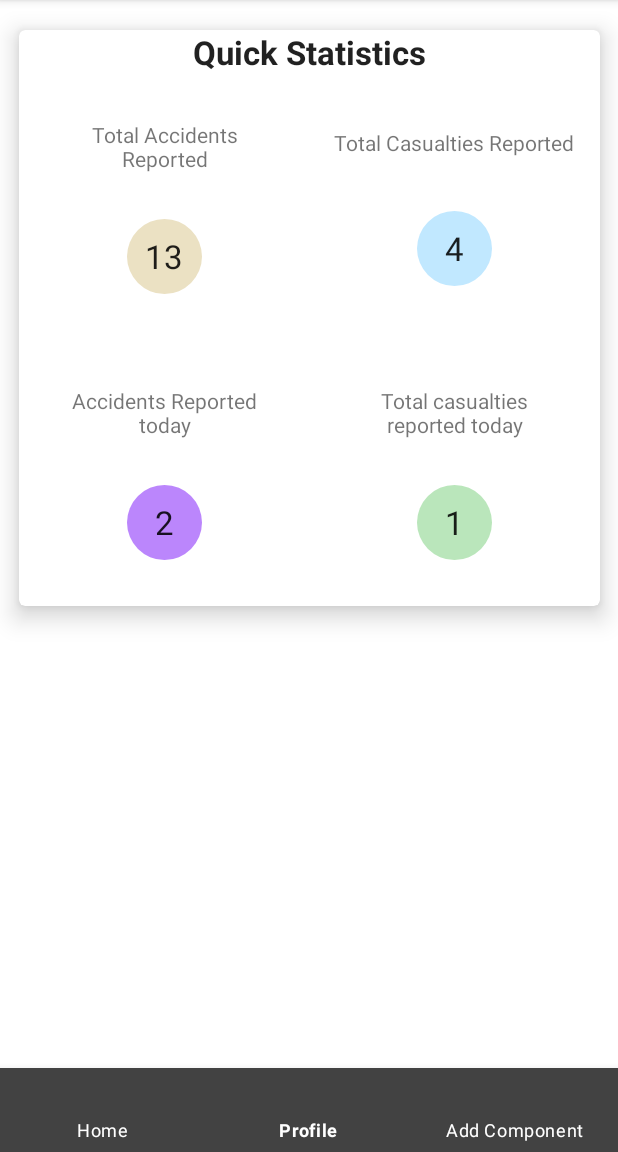
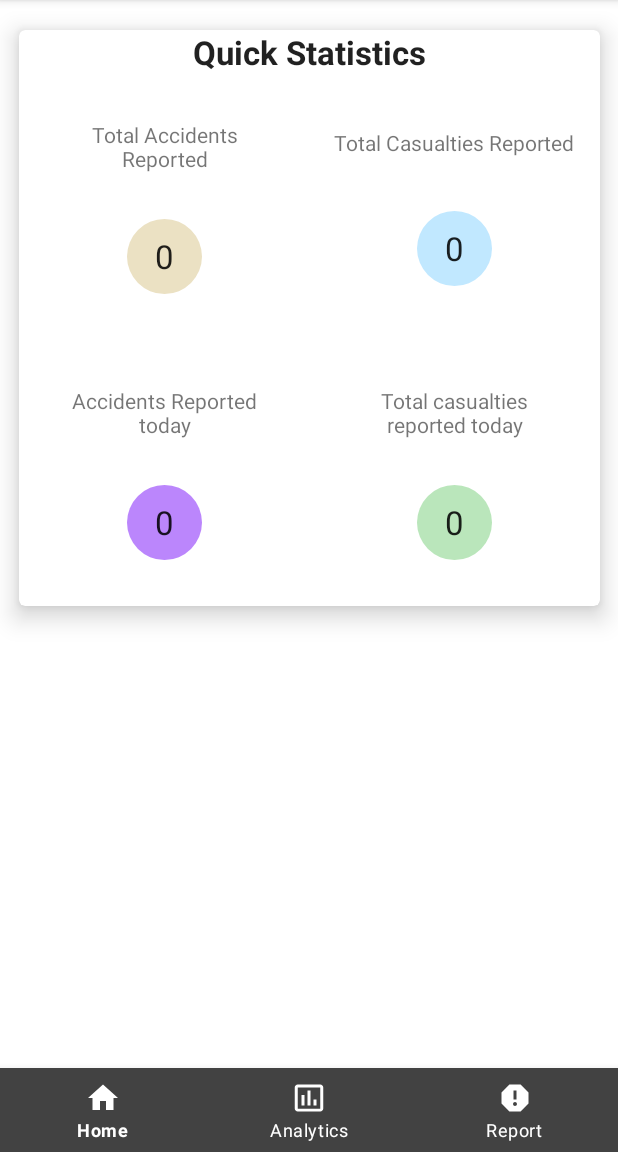
Before and after one commit to vikie1/school-project, an Android app: the screen it shows after launch (MainActivity), item 2 of the bottom bar chosen, on a phone screen of 412 x 824 dp, the part 84-1236 px from its top. Run offline under Robolectric (Android 15) with nearby library versions, the phone set to English and light mode, and no system bars.

Commit message:
add bottom navigation view and functionality

```diff
--- a/AccidentTracking/app/src/main/java/com/example/accidenttracking/MainActivity.java
+++ b/AccidentTracking/app/src/main/java/com/example/accidenttracking/MainActivity.java
@@ -6,6 +6,7 @@ import android.content.Intent;
 import android.os.Bundle;
 
 import com.example.accidenttracking.controller.accident.AddNewAccidentActivity;
+import com.example.accidenttracking.controller.common.BottomNav;
 
 public class MainActivity extends AppCompatActivity {
 
@@ -14,6 +15,6 @@ public class MainActivity extends AppCompatActivity {
         super.onCreate(savedInstanceState);
         setContentView(R.layout.activity_main);
 
-
+        BottomNav.init(getWindow().getDecorView().getRootView(), this);
     }
 }
--- /dev/null
+++ b/AccidentTracking/app/src/main/java/com/example/accidenttracking/controller/common/BottomNav.java
@@ -0,0 +1,40 @@
+package com.example.accidenttracking.controller.common;
+
+import android.content.Context;
+import android.content.Intent;
+import android.view.View;
+import android.widget.Toast;
+
+import com.example.accidenttracking.MainActivity;
+import com.example.accidenttracking.R;
+import com.example.accidenttracking.controller.accident.AddNewAccidentActivity;
+import com.google.android.material.bottomnavigation.BottomNavigationView;
+
+public class BottomNav {
+    private BottomNav() {}
+    public static void init(View view, Context context) {
+        BottomNavigationView bottomNavigationView = (BottomNavigationView) view.findViewById(R.id.bottom_navigation);
+
+        bottomNavigationView.setOnItemSelectedListener(
+                item -> {
+                    Intent intent;
+
+                    if (item.getItemId() == R.id.home){
+                        if (context instanceof MainActivity) return false;
+                        intent = new Intent(context, MainActivity.class);
+                    } else if(item.getItemId() == R.id.analytics){
+                        if (context instanceof MainActivity) return false;
+                        intent = new Intent(context, MainActivity.class);
+                        Toast.makeText(context, "Okay still progress", Toast.LENGTH_SHORT).show();
+                    } else if (item.getItemId() == R.id.report){
+                        intent = new Intent(context, AddNewAccidentActivity.class);
+                    } else {
+                        Toast.makeText(context, "Where did this choice come from!", Toast.LENGTH_SHORT).show();
+                        throw new IllegalStateException("Unexpected value: " + item.getItemId());
+                    }
+
+                    context.startActivity(intent);
+                    return true;
+                });
+    }
+}
--- /dev/null
+++ b/AccidentTracking/app/src/main/res/drawable/ic_baseline_home_24.xml
@@ -0,0 +1,5 @@
+<vector android:height="24dp" android:tint="#000000"
+    android:viewportHeight="24" android:viewportWidth="24"
+    android:width="24dp" xmlns:android="http://schemas.android.com/apk/res/android">
+    <path android:fillColor="@android:color/white" android:pathData="M10,20v-6h4v6h5v-8h3L12,3 2,12h3v8z"/>
+</vector>
--- /dev/null
+++ b/AccidentTracking/app/src/main/res/drawable/ic_baseline_insert_chart_outlined_24.xml
@@ -0,0 +1,5 @@
+<vector android:height="24dp" android:tint="#000000"
+    android:viewportHeight="24" android:viewportWidth="24"
+    android:width="24dp" xmlns:android="http://schemas.android.com/apk/res/android">
+    <path android:fillColor="@android:color/white" android:pathData="M9,17L7,17v-7h2v7zM13,17h-2L11,7h2v10zM17,17h-2v-4h2v4zM19.5,19.1h-15L4.5,5h15v14.1zM19.5,3h-15c-1.1,0 -2,0.9 -2,2v14c0,1.1 0.9,2 2,2h15c1.1,0 2,-0.9 2,-2L21.5,5c0,-1.1 -0.9,-2 -2,-2z"/>
+</vector>
--- /dev/null
+++ b/AccidentTracking/app/src/main/res/drawable/ic_baseline_report_24.xml
@@ -0,0 +1,5 @@
+<vector android:height="24dp" android:tint="#000000"
+    android:viewportHeight="24" android:viewportWidth="24"
+    android:width="24dp" xmlns:android="http://schemas.android.com/apk/res/android">
+    <path android:fillColor="@android:color/white" android:pathData="M15.73,3L8.27,3L3,8.27v7.46L8.27,21h7.46L21,15.73L21,8.27L15.73,3zM12,17.3c-0.72,0 -1.3,-0.58 -1.3,-1.3 0,-0.72 0.58,-1.3 1.3,-1.3 0.72,0 1.3,0.58 1.3,1.3 0,0.72 -0.58,1.3 -1.3,1.3zM13,13h-2L11,7h2v6z"/>
+</vector>
--- a/AccidentTracking/app/src/main/res/layout/activity_main.xml
+++ b/AccidentTracking/app/src/main/res/layout/activity_main.xml
@@ -72,7 +72,7 @@
                         android:gravity="center"
                         android:background="@drawable/blue_circle"
                         android:padding="10dp"
-                        android:text="13"
+                        android:text="@string/_0"
                         android:textAppearance="?android:attr/textAppearanceLarge" />
 
                     <Space
@@ -114,7 +114,7 @@
                         android:gravity="center"
                         android:padding="10dp"
                         android:background="@drawable/pink_circle"
-                        android:text="4"
+                        android:text="@string/_0"
                         android:textAppearance="?android:attr/textAppearanceLarge" />
 
                     <Space
@@ -157,7 +157,7 @@
                         android:gravity="center"
                         android:padding="10dp"
                         android:background="@drawable/green_circle"
-                        android:text="2"
+                        android:text="@string/_0"
                         android:textAppearance="?android:attr/textAppearanceLarge" />
 
                     <Space
@@ -200,7 +200,7 @@
                         android:gravity="center"
                         android:padding="10dp"
                         android:background="@drawable/greyish_circle"
-                        android:text="1"
+                        android:text="@string/_0"
                         android:textAppearance="?android:attr/textAppearanceLarge" />
 
                     <Space
--- a/AccidentTracking/app/src/main/res/menu/main_bottom_nav_menu.xml
+++ b/AccidentTracking/app/src/main/res/menu/main_bottom_nav_menu.xml
@@ -4,16 +4,19 @@
     <item
         android:id="@+id/home"
         android:enabled="true"
-        android:title="Home"
+        android:title="@string/home"
+        android:icon="@drawable/ic_baseline_home_24"
         app:showAsAction="ifRoom" />
     <item
-        android:id="@+id/profile"
+        android:id="@+id/analytics"
         android:enabled="true"
-        android:title="Profile"
+        android:title="@string/stats"
+        android:icon="@drawable/ic_baseline_insert_chart_outlined_24"
         app:showAsAction="ifRoom" />
     <item
-        android:id="@+id/action_music"
+        android:id="@+id/report"
         android:enabled="true"
-        android:title="Add Component"
+        android:title="@string/report"
+        android:icon="@drawable/ic_baseline_report_24"
         app:showAsAction="ifRoom" />
 </menu>
--- a/AccidentTracking/app/src/main/res/values/strings.xml
+++ b/AccidentTracking/app/src/main/res/values/strings.xml
@@ -34,4 +34,8 @@
     <string name="total_casualties_reported">Total Casualties Reported</string>
     <string name="accidents_reported_today">Accidents Reported today</string>
     <string name="total_casualties_reported_today">Total casualties reported today</string>
+    <string name="_0">0</string>
+    <string name="home">Home</string>
+    <string name="stats">Analytics</string>
+    <string name="report">Report</string>
 </resources>
```
